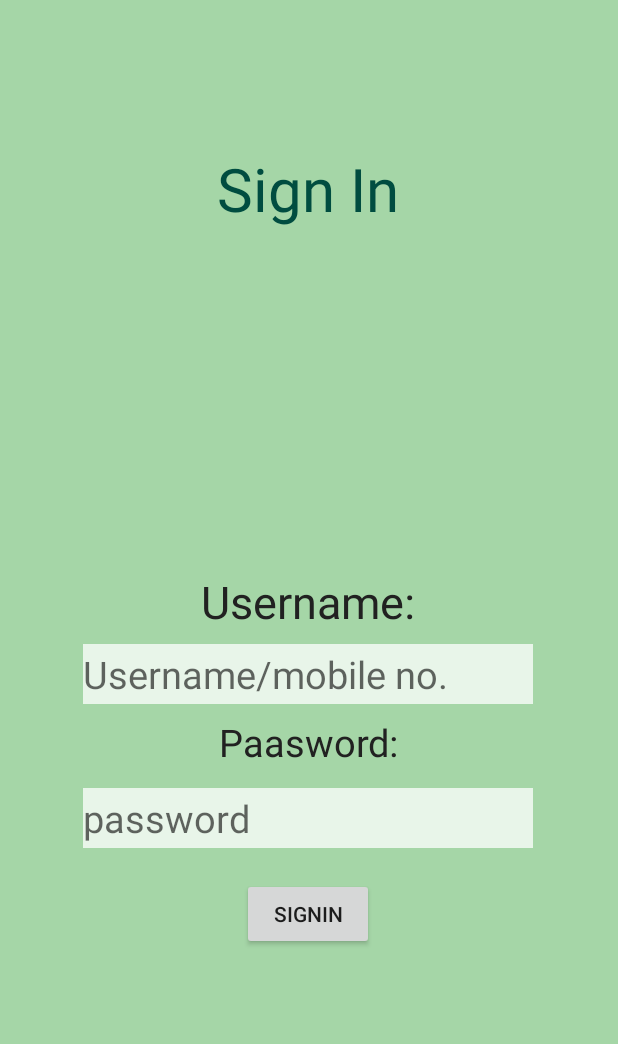
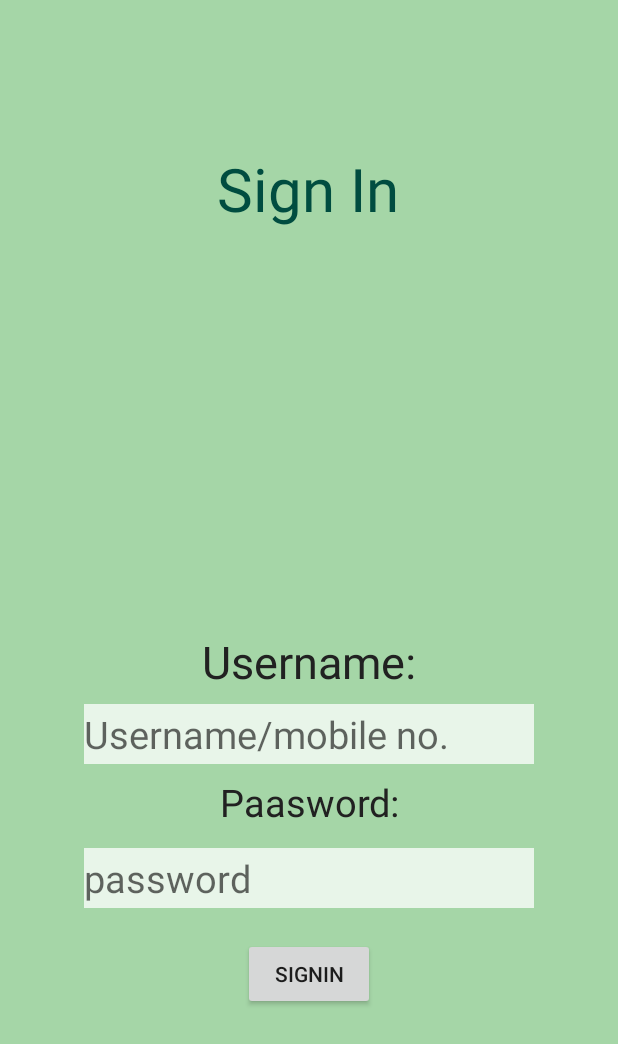
Before and after one commit to anshul-shaive/Helpnet, an Android app: the login screen opened directly, with no data from a screen before it, on a phone screen of 412 x 824 dp. Shown: the top 1044 px of the screen. Run offline under Robolectric (Android 15) with nearby library versions, the phone set to English and light mode, and no system bars.

Commit message:
OP_11/01{login_constarints}

```diff
--- a/madad_pro/app/src/main/res/layout/activity_login.xml
+++ b/madad_pro/app/src/main/res/layout/activity_login.xml
@@ -12,19 +12,17 @@
         android:id="@+id/linearLayout2"
         android:layout_width="wrap_content"
         android:layout_height="wrap_content"
-        android:layout_marginStart="27dp"
-        android:layout_marginLeft="27dp"
-        android:layout_marginTop="200dp"
-        android:layout_marginEnd="27dp"
-        android:layout_marginRight="27dp"
+        android:layout_marginStart="8dp"
+        android:layout_marginLeft="8dp"
+        android:layout_marginEnd="8dp"
+        android:layout_marginRight="8dp"
         android:orientation="vertical"
         android:padding="24dp"
         app:layout_constraintBottom_toBottomOf="parent"
         app:layout_constraintEnd_toEndOf="parent"
-        app:layout_constraintHorizontal_bias="0.0"
         app:layout_constraintStart_toStartOf="parent"
         app:layout_constraintTop_toBottomOf="@+id/textView"
-        app:layout_constraintVertical_bias="0.0">
+        app:layout_constraintVertical_bias="0.685">
 
         <TextView
             android:id="@+id/textView1"
```
